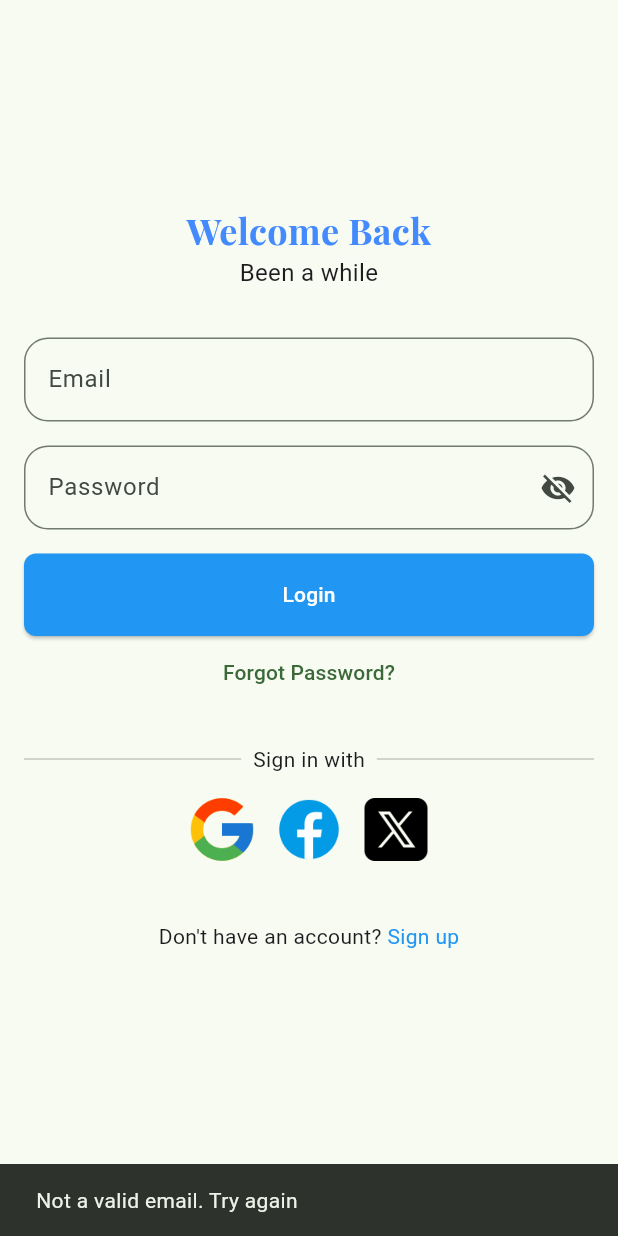
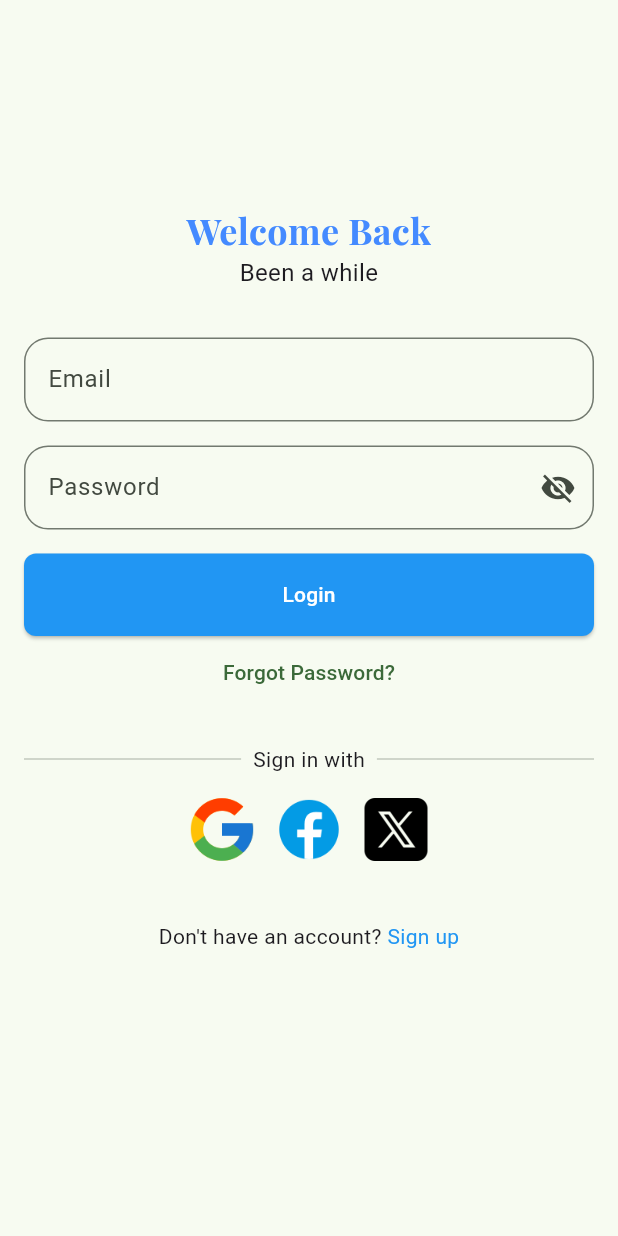
Before and after one commit to ranmori/first_wtf_app, a Flutter app: the screen it shows after launch, after a tap on "Login", on a phone screen of 412 x 824 dp. Run offline on Flutter 3.47's test engine with Material 3 defaults, Android fonts, the phone set to English and light mode, and no system bars; our stand-ins replace google_fonts; missing offline and left inert: otp_input; accounts and stored records are empty.

Commit message:
28 oct class

```diff
--- a/lib/pages/login_page.dart
+++ b/lib/pages/login_page.dart
@@ -1,9 +1,11 @@
+import 'package:first_wtf_app/provider/user_notifier.dart';
 import 'package:first_wtf_app/widgets/custom_button.dart';
 import 'package:first_wtf_app/widgets/custom_textfield.dart';
 import 'package:first_wtf_app/widgets/password_textfield.dart';
 import 'package:first_wtf_app/widgets/social_signin.dart';
 import 'package:flutter/material.dart';
 import 'package:google_fonts/google_fonts.dart';
+import 'package:provider/provider.dart';
 
 class LoginPage extends StatefulWidget {
   const LoginPage({super.key});
@@ -24,6 +26,8 @@ class _LoginPageState extends State<LoginPage> {
 
   @override
   Widget build(BuildContext context) {
+    var userNotifier = Provider.of<UserNotifier>(context);
+
     return Scaffold(
       body: SingleChildScrollView(
         padding: EdgeInsets.all(16),
@@ -56,29 +60,14 @@ class _LoginPageState extends State<LoginPage> {
             CustomButton(
               text: "Login",
               onPressed: () {
+                // calling the login method in our notifier class
+                //
+                userNotifier.login(
+                  context,
+                  emailController.text,
+                  passwordController.text
+                );
 
-                // check email
-                // if it is not valid return and show message
-                // check password
-                // if it is not valid return and show message
-                // else take user to the next page
-                if (emailController.text != "anto@gmail.com") {
-                  ScaffoldMessenger.of(context).showSnackBar(
-                    SnackBar(content: Text("Not a valid email. Try again")),
-                  );
-
-                  return;
-                }
-
-                if (passwordController.text != "23456") {
-                  ScaffoldMessenger.of(context).showSnackBar(
-                    SnackBar(content: Text("Not a valid passord Try again")),
-                  );
-
-                  return;
-                }
-
-                Navigator.of(context).pushReplacementNamed("/home");
               },
             ),
             TextButton(
--- a/lib/provider/user_notifier.dart
+++ b/lib/provider/user_notifier.dart
@@ -5,14 +5,20 @@ import 'package:flutter/material.dart';
 class UserNotifier extends ChangeNotifier{
   UserDetail? loggedInUser;
 
-
-  void login(String email, String password) async{
+  void login(BuildContext context, String email, String password) async{
+    print("Got in to log in function");
+    // You can do more like validate if it is a valid
+    //
+    //
     Future.delayed(Duration(seconds: 2));
 
-    loggedInUser = USER_DETAILS[0];
+    for(var userDetail in USER_DETAILS){
+      if(userDetail.email == email){
+        loggedInUser = userDetail;
+        Navigator.of(context).pushReplacementNamed("/home");
+      }
+    }
 
     notifyListeners();
   }
-
-
 }
```
Also changed, not shown: lib/pages/profile_page.dart (+12 -3 lines).
